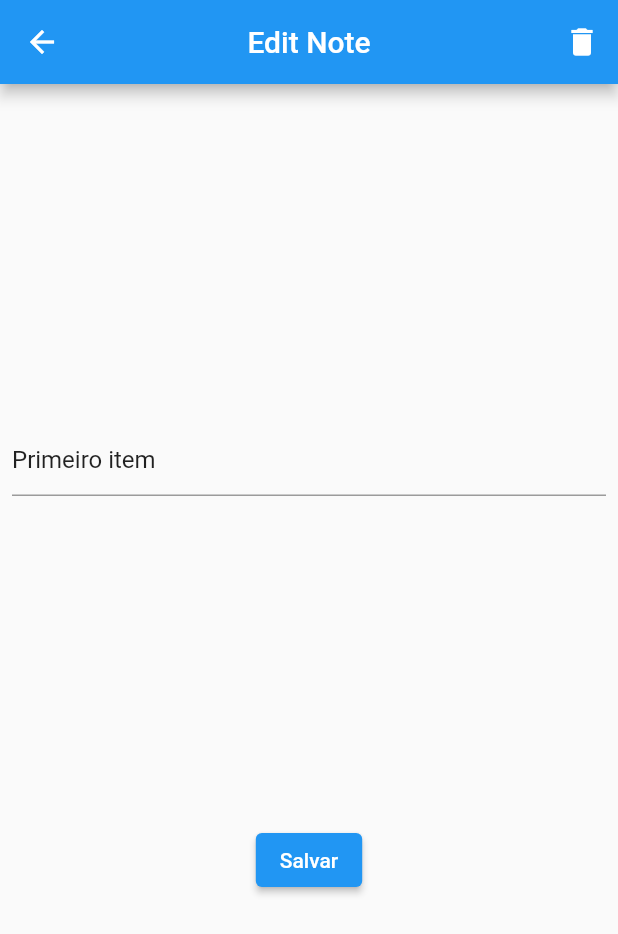
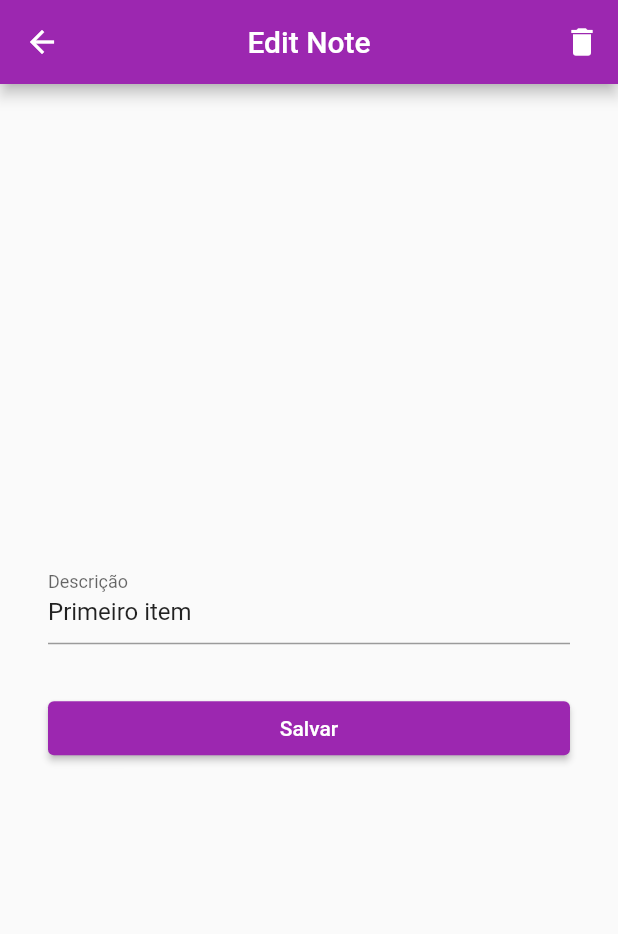
Before and after one commit to lccoronel/ignite-flutter, a Flutter app: the screen it shows after launch, after a tap on "Primeiro item", on a phone screen of 412 x 824 dp. Shown: the top 934 px of the screen. Run offline on Flutter 3.47's test engine with Material 2 defaults, Android fonts, the phone set to English and light mode, and no system bars.

Commit message:
♻️ : change theme

```diff
--- a/notes/lib/app_widget.dart
+++ b/notes/lib/app_widget.dart
@@ -6,6 +6,9 @@ class AppWidget extends StatelessWidget {
   @override
   Widget build(BuildContext context) {
     return MaterialApp(
+      theme: ThemeData(
+        primarySwatch: Colors.purple,
+      ),
       title: "Notes",
       initialRoute: "/home",
       routes: {
--- a/notes/lib/create_note_page.dart
+++ b/notes/lib/create_note_page.dart
@@ -41,9 +41,9 @@ class _CreateNotePageState extends State<CreateNotePage> {
         ],
       ),
       body: Padding(
-        padding: const EdgeInsets.all(8.0),
+        padding: const EdgeInsets.all(32.0),
         child: Column(
-          mainAxisAlignment: MainAxisAlignment.spaceEvenly,
+          mainAxisAlignment: MainAxisAlignment.center,
           children: [
             TextField(
               controller: textController,
@@ -52,11 +52,23 @@ class _CreateNotePageState extends State<CreateNotePage> {
                 description = value;
                 setState(() {});
               },
+              decoration: InputDecoration(labelText: "Descrição"),
             ),
+            SizedBox(height: 32),
+
             if (description.isNotEmpty)
-              ElevatedButton(onPressed: () {
-                Navigator.pop(context, description);
-              }, child: Text("Salvar"))
+            Row(
+              children: [
+                Expanded(
+                  child: ElevatedButton(
+                    onPressed: () {
+                      Navigator.pop(context, description);
+                    },
+                    child: Text("Salvar")
+                  )
+                )
+              ],
+            )
           ],
         ),
       )
```
